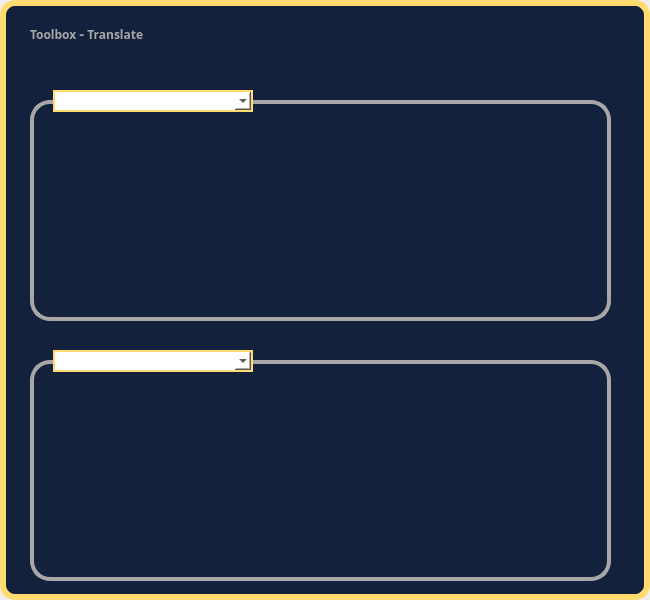
First picture: the form in Ui/Translate.ui, repository FatemeMokhtari/ToolBox_Python, before the edit.
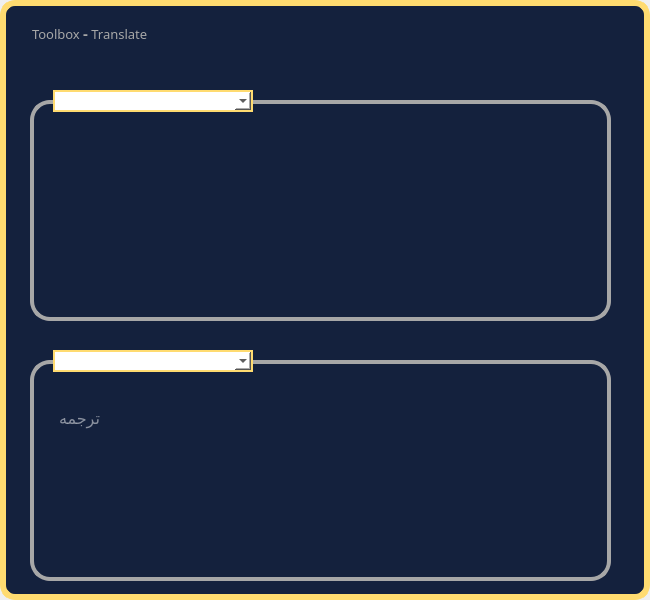
Second picture: the form after the edit. Icons and pictures are not drawn.

Commit message: Change Cursor Buttons in Ui Translate File

The edit to the form file:
```diff
--- a/Ui/Translate.ui
+++ b/Ui/Translate.ui
@@ -103,6 +103,9 @@
 
 }</string>
       </property>
+      <property name="placeholderText">
+       <string>ترجمه</string>
+      </property>
      </widget>
     </widget>
     <widget class="QFrame" name="SrcFrame">
@@ -221,7 +224,7 @@
     <widget class="QLabel" name="Title">
      <property name="geometry">
       <rect>
-       <x>30</x>
+       <x>32</x>
        <y>18</y>
        <width>231</width>
        <height>31</height>
@@ -230,9 +233,9 @@
      <property name="font">
       <font>
        <family>A Salamat</family>
-       <pointsize>9</pointsize>
-       <weight>75</weight>
-       <bold>true</bold>
+       <pointsize>10</pointsize>
+       <weight>50</weight>
+       <bold>false</bold>
        <kerning>true</kerning>
       </font>
      </property>
```
Left out of the diff: 32 changed lines with no effect on the pictures. The commit also changes 1 other file.
